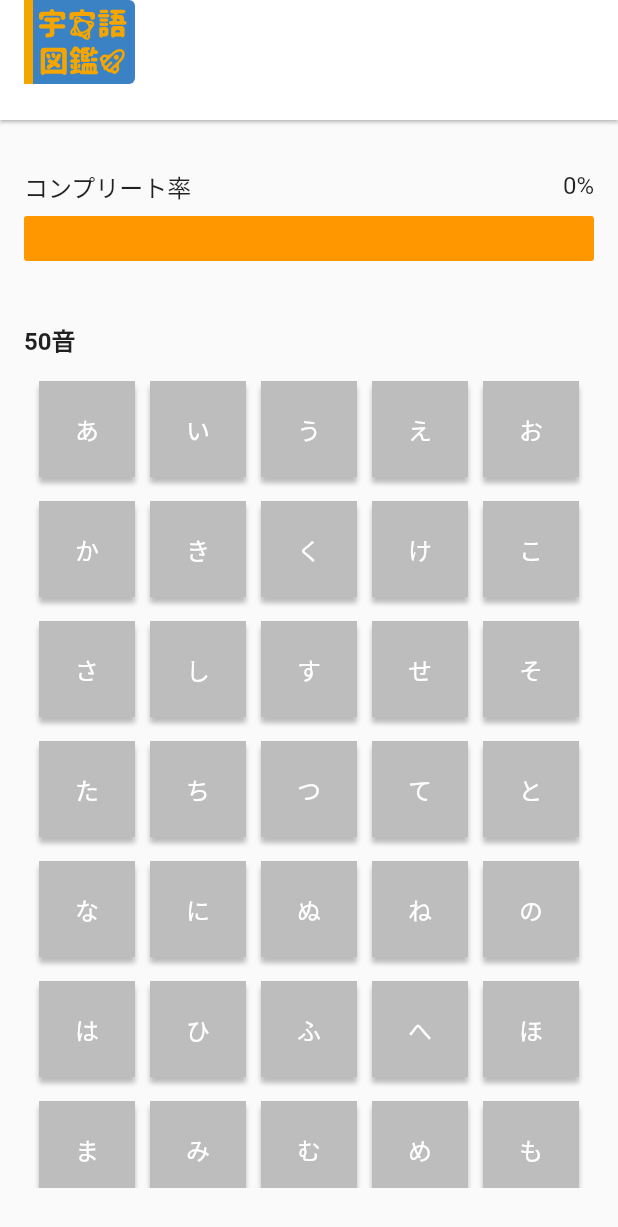
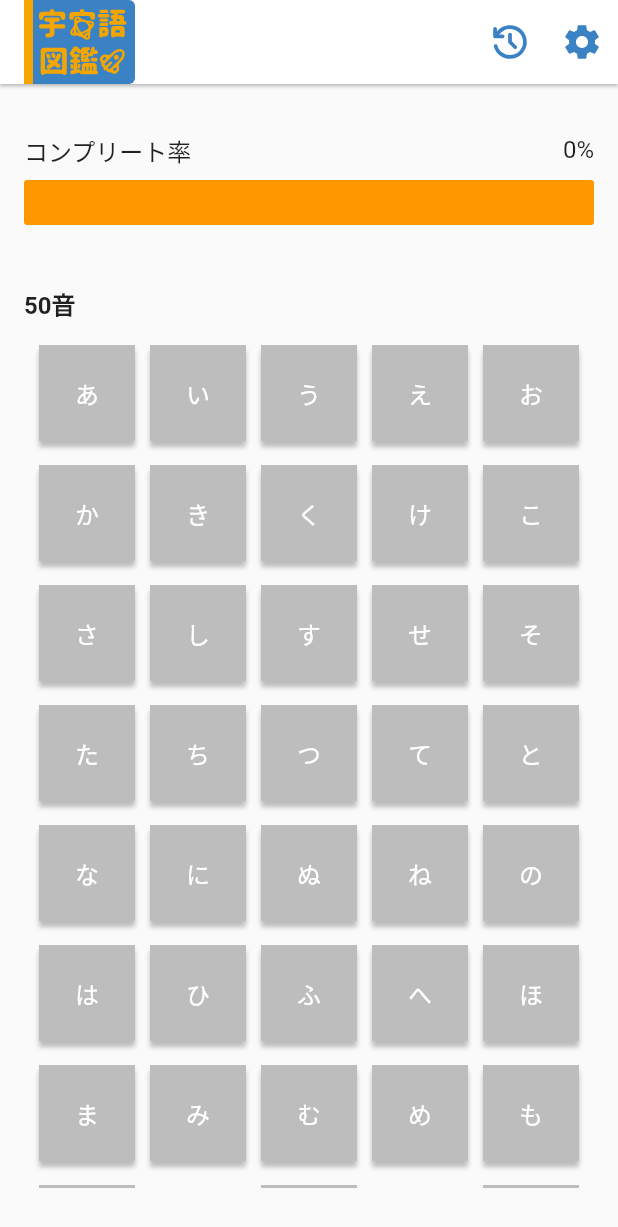
Before and after one commit to batacon/uchugo_collection, a Flutter app: the screen it shows after launch, on a phone screen of 412 x 824 dp. Shown: the top 1227 px of the screen. Run offline on Flutter 3.47's test engine with Material 2 defaults, Android fonts, the light colour scheme and no system bars; our stand-ins replace flutter_riverpod, flutter_svg, freezed_annotation.

Commit message:
HistoryPage作成

```diff
--- /dev/null
+++ b/lib/components/char_box.dart
@@ -0,0 +1,38 @@
+import 'package:flutter/material.dart';
+
+class CharBox extends StatelessWidget {
+  const CharBox({
+    super.key,
+    required this.char,
+    this.size = 64,
+    this.isChecked = false,
+  });
+
+  final double size;
+  final bool isChecked;
+  final String char;
+
+  @override
+  Widget build(BuildContext context) {
+    return Container(
+      width: size,
+      height: size,
+      decoration: BoxDecoration(
+        color: isChecked ? Colors.blue : Colors.grey[400],
+        boxShadow: const [
+          BoxShadow(
+            color: Color.fromRGBO(0, 0, 0, 0.25),
+            offset: Offset(0, 4),
+            blurRadius: 2,
+          ),
+        ],
+      ),
+      child: Center(
+        child: Text(
+          char,
+          style: const TextStyle(color: Colors.white),
+        ),
+      ),
+    );
+  }
+}
--- a/lib/components/char_panel.dart
+++ b/lib/components/char_panel.dart
@@ -1,5 +1,6 @@
 import 'package:flutter/material.dart';
 import 'package:flutter_riverpod/flutter_riverpod.dart';
+import 'package:uchugo_collection/components/char_box.dart';
 import 'package:uchugo_collection/providers/kana_char_collection_provider.dart';
 
 class CharPanel extends ConsumerStatefulWidget {
@@ -21,26 +22,7 @@ class _CharPanelState extends ConsumerState<CharPanel> {
       onTap: () {
         setState(() => ref.read(_provider.notifier).toggleChecked(widget.char));
       },
-      child: Container(
-        width: 64,
-        height: 64,
-        decoration: BoxDecoration(
-          color: isChecked ? Colors.blue : Colors.grey[400],
-          boxShadow: const [
-            BoxShadow(
-              color: Color.fromRGBO(0, 0, 0, 0.25),
-              offset: Offset(0, 4),
-              blurRadius: 2,
-            ),
-          ],
-        ),
-        child: Center(
-          child: Text(
-            widget.char,
-            style: const TextStyle(color: Colors.white),
-          ),
-        ),
-      ),
+      child: CharBox(char: widget.char, isChecked: isChecked),
     );
   }
 }
--- /dev/null
+++ b/lib/components/common_scaffold.dart
@@ -0,0 +1,41 @@
+import 'package:flutter/material.dart';
+import 'package:flutter_svg/flutter_svg.dart';
+import 'package:uchugo_collection/pages/history_page.dart';
+
+class CustomScaffold extends StatelessWidget {
+  final Widget body;
+
+  const CustomScaffold({super.key, required this.body});
+
+  @override
+  Widget build(BuildContext context) {
+    return Scaffold(
+      appBar: AppBar(
+        title: SvgPicture.asset('assets/images/logo.svg'),
+        automaticallyImplyLeading: false,
+        titleTextStyle: const TextStyle(
+          color: Colors.black,
+          fontSize: 20,
+          fontWeight: FontWeight.bold,
+        ),
+        backgroundColor: Colors.white,
+        elevation: 1,
+        actions: [
+          IconButton(
+            onPressed: () {
+              Navigator.of(context).push(
+                MaterialPageRoute(builder: (context) => const HistoryPage()),
+              );
+            },
+            icon: SvgPicture.asset('assets/icons/history_icon.svg'),
+          ),
+          IconButton(
+            onPressed: () {},
+            icon: SvgPicture.asset('assets/icons/settings_icon.svg'),
+          ),
+        ],
+      ),
+      body: body,
+    );
+  }
+}
--- a/lib/models/kana_char.dart
+++ b/lib/models/kana_char.dart
@@ -4,8 +4,12 @@ part 'kana_char.freezed.dart';
 
 @freezed
 class KanaChar with _$KanaChar {
+  const KanaChar._();
+
   const factory KanaChar({
     required String char,
     required DateTime checkedDate,
   }) = _KanaChar;
+
+  String get checkedDateFormatted => '${checkedDate.year}/${checkedDate.month}/${checkedDate.day}';
 }
--- a/lib/pages/home_page.dart
+++ b/lib/pages/home_page.dart
@@ -1,6 +1,6 @@
 import 'package:flutter/material.dart';
-import 'package:flutter_svg/flutter_svg.dart';
 import 'package:uchugo_collection/components/char_panel.dart';
+import 'package:uchugo_collection/components/common_scaffold.dart';
 import 'package:uchugo_collection/components/completion_rate_section.dart';
 
 class HomePage extends StatelessWidget {
@@ -8,20 +8,7 @@ class HomePage extends StatelessWidget {
 
   @override
   Widget build(BuildContext context) {
-    return Scaffold(
-      appBar: PreferredSize(
-        preferredSize: const Size.fromHeight(80),
-        child: AppBar(
-          title: SvgPicture.asset('assets/images/logo.svg'),
-          titleTextStyle: const TextStyle(
-            color: Colors.black,
-            fontSize: 20,
-            fontWeight: FontWeight.bold,
-          ),
-          backgroundColor: Colors.white,
-          elevation: 1,
-        ),
-      ),
+    return CustomScaffold(
       body: Padding(
         padding: const EdgeInsets.symmetric(vertical: 32, horizontal: 16),
         child: ListView(
--- a/pubspec.yaml
+++ b/pubspec.yaml
@@ -29,6 +29,7 @@ flutter:
   uses-material-design: true
 
   assets:
+    - assets/icons/
     - assets/images/
 
   # To add custom fonts to your application, add a fonts section here,
```
Also changed, not shown: lib/pages/history_page.dart (added, +74 -0 lines), assets/icons/arrow_left_icon.svg (added), assets/icons/close_icon.svg (added), assets/icons/edit_icon.svg (added), assets/icons/history_icon.svg (added), assets/icons/settings_icon.svg (added), lib/models/kana_char.freezed.dart.
